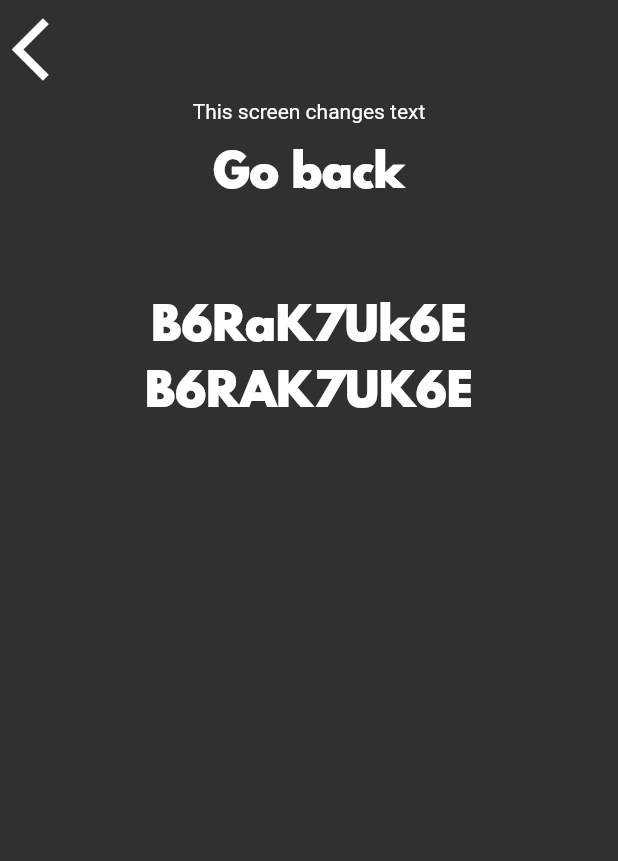
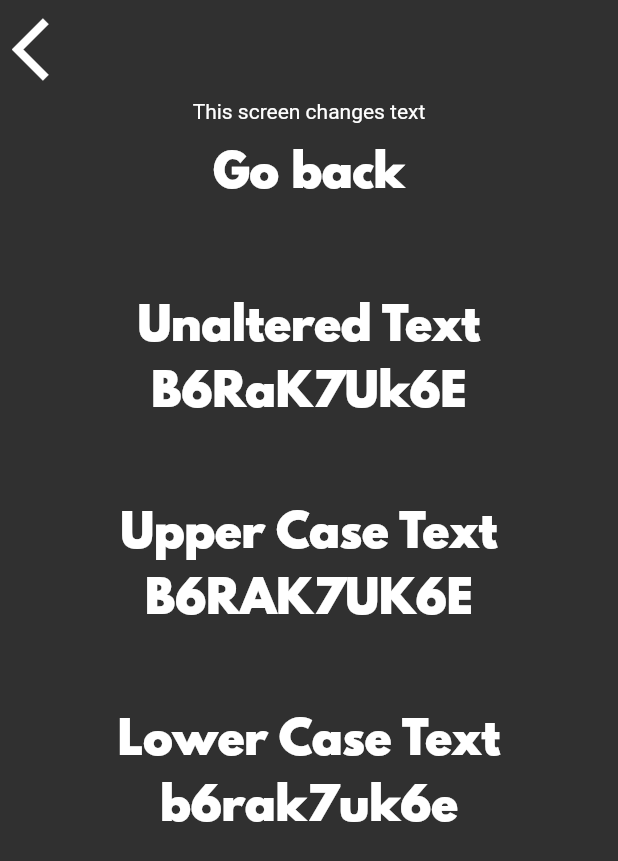
Before and after one commit to kevinkooyizen/flutter-testing, a Flutter app: the ChangingText screen opened directly, on a phone screen of 412 x 824 dp. Shown: the top 861 px of the screen. Run offline on Flutter 3.47's test engine with Material 2 defaults, Android fonts, the phone set to English and light mode, and no system bars; our stand-ins replace flutter_spinkit, geolocator; missing offline and left inert: golden_toolkit.

Commit message:
Add lower case function and test

```diff
--- a/lib/screens/changing_text_screen.dart
+++ b/lib/screens/changing_text_screen.dart
@@ -57,15 +57,45 @@ class _ChangingTextState extends State<ChangingText> {
               // Large Padding
               const SizedBox(height: kLargePadding),
 
+              // Label for unaltererd text
+              const Text(
+                'Unaltered Text',
+                style: kButtonTextStyle,
+              ),
+
               // Random Text unaltered
               Text(
                 _text,
                 style: kButtonTextStyle,
               ),
 
+              // Large Padding
+              const SizedBox(height: kLargePadding),
+
+              // Label for text with upper case
+              const Text(
+                'Upper Case Text',
+                style: kButtonTextStyle,
+              ),
+
               // Random Text with upper case
               Text(
                 StringHelper().toUpperCase(_text),
+                style: kButtonTextStyle,
+              ),
+
+              // Large Padding
+              const SizedBox(height: kLargePadding),
+
+              // Label for text with lower case
+              const Text(
+                'Lower Case Text',
+                style: kButtonTextStyle,
+              ),
+
+              // Random Text with lower case
+              Text(
+                StringHelper().toLowerCase(_text),
                 style: kButtonTextStyle,
               ),
             ],
--- a/lib/utilities/string_helper.dart
+++ b/lib/utilities/string_helper.dart
@@ -11,4 +11,7 @@ class StringHelper {
 
   // Set all characters in the string to upper case.
   String toUpperCase(String str) => str.toUpperCase();
+
+  // Set all characters in the string to lower case.
+  String toLowerCase(String str) => str.toLowerCase();
 }
```
Also changed, not shown: 1 other file.
